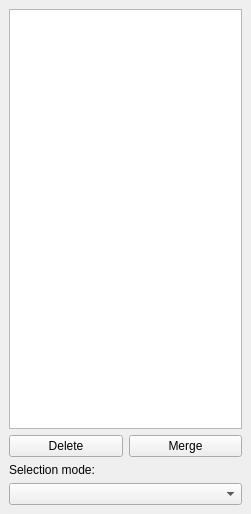
Above: cloudclean/cloudclean/layerview.ui from seasonsfx/Masters before the change. Below: the same form after it.
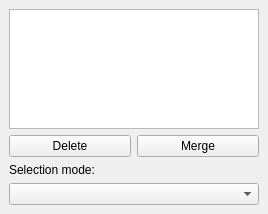
That is the form after the change.

```diff
--- a/cloudclean/cloudclean/layerview.ui
+++ b/cloudclean/cloudclean/layerview.ui
@@ -6,8 +6,8 @@
    <rect>
     <x>0</x>
     <y>0</y>
-    <width>251</width>
-    <height>514</height>
+    <width>268</width>
+    <height>214</height>
    </rect>
   </property>
   <property name="windowTitle">
@@ -23,6 +23,12 @@
         <verstretch>0</verstretch>
        </sizepolicy>
       </property>
+      <property name="minimumSize">
+       <size>
+        <width>250</width>
+        <height>0</height>
+       </size>
+      </property>
      </widget>
     </item>
     <item>
```
